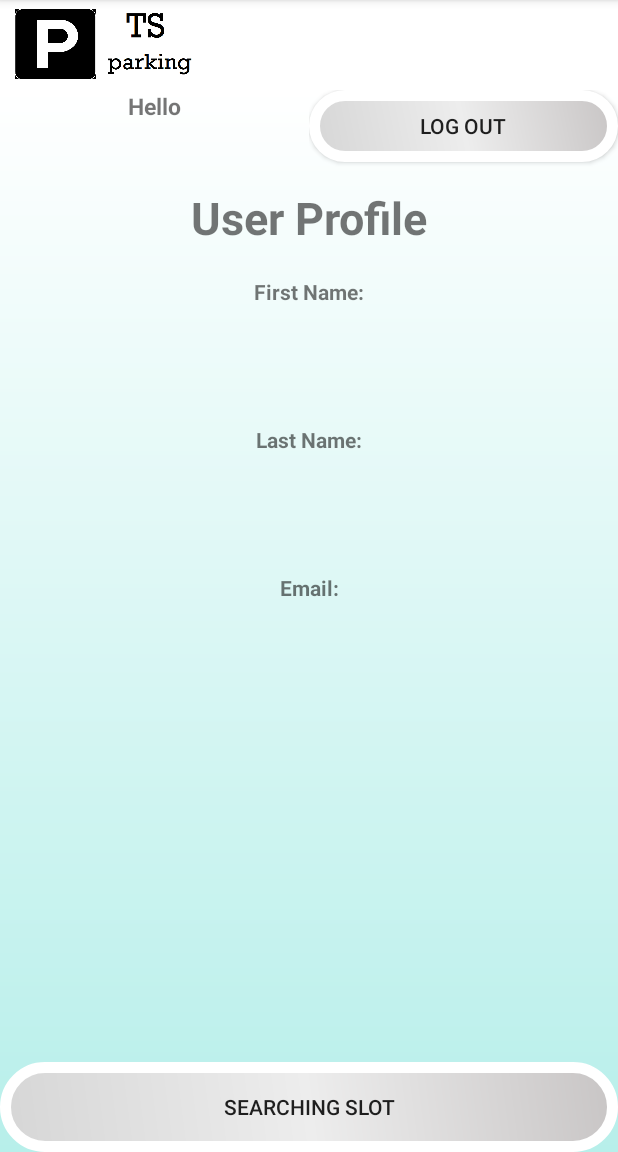
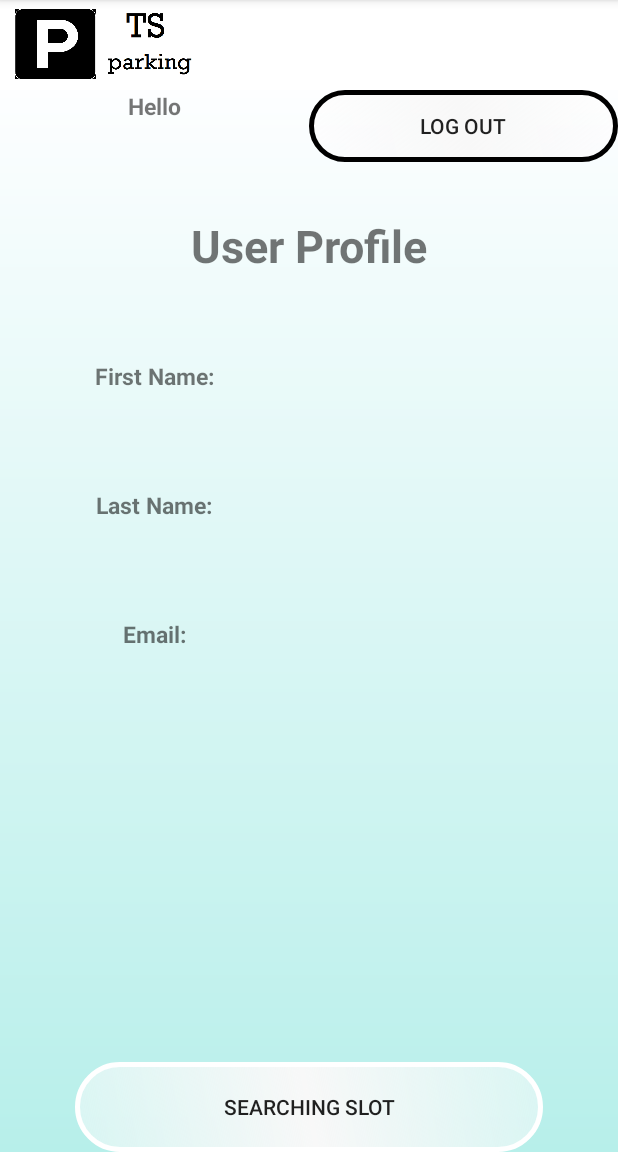
Before and after one commit to talalum/TS-Parking, an Android app: the fragment Profile_frag placed in its activity, on a phone screen of 412 x 824 dp, the part 84-1236 px from its top. Run offline under Robolectric (Android 15) with nearby library versions, the phone set to English and light mode, and no system bars; our stand-ins replace Firebase (no records; nobody signed in at launch, a user with empty details on screens opened directly).

Commit message:
design of complete

```diff
--- a/app/src/main/java/com/example/tsparking/fragments/Profile_frag.java
+++ b/app/src/main/java/com/example/tsparking/fragments/Profile_frag.java
@@ -111,7 +111,7 @@ public class Profile_frag extends Fragment {
 
             mainActivity.OpendialogFunc();
             LinearLayout saved=view.findViewById(R.id.slotSaved);
-            saved.setVisibility(0);
+            saved.setVisibility(View.VISIBLE);
             Slot slot = mainActivity.getSlotByNum(slotNum);
             Parking parking = mainActivity.getParkingByNum(slot.getParkingNum());
 
@@ -123,8 +123,9 @@ public class Profile_frag extends Fragment {
 
             disabledT= (TextView) view.findViewById(R.id.disableSlotSaved);
             if(slot.isDisable()==true)
+                disabledT.setText("V");
+            else
                 disabledT.setText("X");
-
         }
 
 
--- a/app/src/main/res/drawable/bg_login.xml
+++ b/app/src/main/res/drawable/bg_login.xml
@@ -1,7 +1,7 @@
 <?xml version="1.0" encoding="utf-8"?>
 <shape xmlns:android="http://schemas.android.com/apk/res/android">
     <gradient
-        android:startColor="#ffff"
+        android:startColor="#FDFEFF"
         android:endColor="#B7EFEA"
         android:angle="-90"
         />
--- /dev/null
+++ b/app/src/main/res/drawable/log_out.xml
@@ -0,0 +1,10 @@
+<?xml version="1.0" encoding="utf-8"?>
+<shape xmlns:android="http://schemas.android.com/apk/res/android">
+
+    <stroke android:color="#000" android:width="3dp"></stroke>
+    <corners android:radius="250dp"></corners>
+    <gradient android:angle="225"
+        android:startColor="#74FFFDFD"
+        android:centerColor="#F8F8F8"
+        android:endColor="#74FFFDFD"></gradient>
+</shape>
--- a/app/src/main/res/layout/fragment_add_report.xml
+++ b/app/src/main/res/layout/fragment_add_report.xml
@@ -106,7 +106,6 @@
             android:layout_width="match_parent"
             android:layout_height="wrap_content"
             android:layout_weight="0.8"
-            android:padding="30dp"
             android:background="@drawable/border_button"
             android:text="@string/Savereport"
             android:layout_marginLeft="30dp"
--- a/app/src/main/res/layout/fragment_login_frag.xml
+++ b/app/src/main/res/layout/fragment_login_frag.xml
@@ -55,7 +55,6 @@
             android:layout_height="wrap_content"
             android:background="@drawable/border_button"
             android:enabled="false"
-            android:padding="30dp"
             android:text="@string/login"
             android:layout_marginLeft="60dp"
             android:layout_marginRight="60dp"
@@ -66,7 +65,6 @@
             android:layout_width="match_parent"
             android:layout_height="wrap_content"
             android:background="@drawable/border_button"
-            android:padding="30dp"
             android:text="@string/register"
             android:layout_marginLeft="60dp"
             android:layout_marginRight="60dp"
--- a/app/src/main/res/layout/fragment_profile_frag.xml
+++ b/app/src/main/res/layout/fragment_profile_frag.xml
@@ -52,7 +52,7 @@
                 android:id="@+id/LogOutB"
                 android:layout_width="match_parent"
                 android:layout_height="wrap_content"
-                android:background="@drawable/button_style"
+                android:background="@drawable/log_out"
                 android:padding="5dp"
                 android:text="@string/logout" />
         </LinearLayout>
@@ -73,9 +73,15 @@
             android:layout_height="match_parent"
             android:layout_weight="1"
             android:gravity="center"
-            android:textStyle="bold"
             android:text="@string/userprofile"
-            android:textSize="30dp" />
+            android:textSize="30dp"
+            android:textStyle="bold" />
+
+        <LinearLayout
+            android:layout_width="match_parent"
+            android:layout_height="match_parent"
+            android:layout_weight="1"
+            android:orientation="horizontal">
 
             <TextView
                 android:id="@+id/FirstNameT"
@@ -84,7 +90,8 @@
                 android:layout_weight="1"
                 android:gravity="center"
                 android:text="@string/firstname"
-            android:textStyle="bold" />
+                android:textStyle="bold"
+                android:textSize="15sp"/>
 
             <TextView
                 android:id="@+id/FirstNameTPr"
@@ -92,7 +99,15 @@
                 android:layout_height="match_parent"
                 android:layout_weight="1"
                 android:gravity="center"
-          />
+                android:textSize="15sp"/>
+
+        </LinearLayout>
+
+        <LinearLayout
+            android:layout_width="match_parent"
+            android:layout_height="match_parent"
+            android:layout_weight="1"
+            android:orientation="horizontal">
 
             <TextView
                 android:id="@+id/LastNameT"
@@ -101,7 +116,8 @@
                 android:layout_weight="1"
                 android:gravity="center"
                 android:text="@string/lastname"
-            android:textStyle="bold" />
+                android:textStyle="bold"
+                android:textSize="15sp"/>
 
             <TextView
                 android:id="@+id/LastNameTPr"
@@ -109,7 +125,15 @@
                 android:layout_height="match_parent"
                 android:layout_weight="1"
                 android:gravity="center"
-           />
+                android:textSize="15sp"/>
+
+        </LinearLayout>
+
+        <LinearLayout
+            android:layout_width="match_parent"
+            android:layout_height="match_parent"
+            android:layout_weight="1"
+            android:orientation="horizontal">
 
             <TextView
                 android:id="@+id/EmailT"
@@ -118,7 +142,8 @@
                 android:layout_weight="1"
                 android:gravity="center"
                 android:text="@string/email"
-            android:textStyle="bold" />
+                android:textStyle="bold"
+                android:textSize="15sp"/>
 
             <TextView
                 android:id="@+id/EmailTPr"
@@ -126,8 +151,8 @@
                 android:layout_height="match_parent"
                 android:layout_weight="1"
                 android:gravity="center"
-             />
-
+                android:textSize="15sp"/>
+        </LinearLayout>
     </LinearLayout>
 
     <LinearLayout
@@ -137,6 +162,15 @@
         android:layout_weight="0.9"
         android:orientation="vertical"
         android:visibility="invisible">
+
+        <TextView
+            android:id="@+id/textView3"
+            android:layout_width="wrap_content"
+            android:layout_height="wrap_content"
+            android:layout_gravity="center"
+            android:gravity="center"
+            android:layout_margin="5dp"
+            android:text="___________________________________________" />
 
         <LinearLayout
             android:layout_width="match_parent"
@@ -159,10 +193,17 @@
                 android:layout_width="match_parent"
                 android:layout_height="match_parent"
                 android:layout_weight="1"
-                android:background="@drawable/button_style"
+                android:background="@drawable/border_button"
                 android:text="@string/Release" />
 
         </LinearLayout>
+
+        <LinearLayout
+            android:layout_width="match_parent"
+            android:layout_height="match_parent"
+            android:layout_weight="0.9"
+            android:orientation="horizontal">
+
 
             <TextView
                 android:id="@+id/areaSlotSavedT"
@@ -170,16 +211,24 @@
                 android:layout_height="match_parent"
                 android:layout_weight="1"
                 android:gravity="center"
-            android:textStyle="bold"
-            android:text="@string/areaSaveSlot" />
+                android:text="@string/areaSaveSlot"
+                android:textStyle="bold" />
 
             <TextView
                 android:id="@+id/areaSlotSaved"
                 android:layout_width="match_parent"
                 android:layout_height="match_parent"
+                android:layout_weight="1"
                 android:gravity="center"
-            android:layout_weight="1"
                 android:text="" />
+
+        </LinearLayout>
+
+        <LinearLayout
+            android:layout_width="match_parent"
+            android:layout_height="match_parent"
+            android:layout_weight="0.9"
+            android:orientation="horizontal">
 
             <TextView
                 android:id="@+id/PriceSlotSavedT"
@@ -187,8 +236,8 @@
                 android:layout_height="match_parent"
                 android:layout_weight="1"
                 android:gravity="center"
-            android:textStyle="bold"
-            android:text="@string/priceSaveSlot" />
+                android:text="@string/priceSaveSlot"
+                android:textStyle="bold" />
 
             <TextView
                 android:id="@+id/priceSlotSaved"
@@ -198,22 +247,32 @@
                 android:gravity="center"
                 android:text="" />
 
+        </LinearLayout>
+
+        <LinearLayout
+            android:layout_width="match_parent"
+            android:layout_height="match_parent"
+            android:layout_weight="0.9"
+            android:orientation="horizontal">
+
             <TextView
                 android:id="@+id/disableSlotSavedT"
                 android:layout_width="match_parent"
                 android:layout_height="match_parent"
                 android:layout_weight="1"
                 android:gravity="center"
-            android:textStyle="bold"
-            android:text="@string/disableSaveSlot" />
+                android:text="@string/disableSaveSlot"
+                android:textStyle="bold" />
 
             <TextView
                 android:id="@+id/disableSlotSaved"
                 android:layout_width="match_parent"
                 android:layout_height="match_parent"
+                android:layout_weight="1"
                 android:gravity="center"
-            android:layout_weight="1"
                 android:text="" />
+
+        </LinearLayout>
 
     </LinearLayout>
 
@@ -228,7 +287,9 @@
             android:id="@+id/SearchingSlotB"
             android:layout_width="match_parent"
             android:layout_height="match_parent"
-            android:background="@drawable/button_style"
+            android:layout_marginLeft="50sp"
+            android:layout_marginRight="50sp"
+            android:background="@drawable/border_button"
             android:text="@string/searchingslot" />
     </LinearLayout>
 </LinearLayout>
--- a/app/src/main/res/layout/fragment_register_frag.xml
+++ b/app/src/main/res/layout/fragment_register_frag.xml
@@ -59,7 +59,6 @@
             android:layout_height="wrap_content"
             android:background="@drawable/border_button"
             android:enabled="false"
-            android:padding="30dp"
             android:text="@string/register"
             android:layout_marginLeft="60dp"
             android:layout_marginRight="60dp"
--- a/app/src/main/res/layout/fragment_show_report_r.xml
+++ b/app/src/main/res/layout/fragment_show_report_r.xml
@@ -37,7 +37,7 @@
             android:layout_height="match_parent"
             android:layout_margin="10dp"
             android:layout_weight="1"
-            android:background="@drawable/buttonb"
+            android:background="@drawable/border_button"
             android:text="@string/choose" />
 
         <Button
@@ -46,7 +46,7 @@
             android:layout_height="match_parent"
             android:layout_margin="10dp"
             android:layout_weight="1"
-            android:background="@drawable/buttonb"
+            android:background="@drawable/border_button"
             android:text="@string/back" />
     </LinearLayout>
 </LinearLayout>
--- a/app/src/main/res/values/strings.xml
+++ b/app/src/main/res/values/strings.xml
@@ -1,6 +1,5 @@
 <resources>
     <string name="app_name">TSparking</string>
-    <!-- TODO: Remove or change this placeholder text -->
     <string name="helloUser">Hello </string>
     <string name="userprofile">User Profile</string>
     <string name="firstname">First Name: </string>
@@ -37,7 +36,6 @@
     <string name="TheReport">the report:</string>
     <string name="DateOfCreate">Date of create:</string>
     <string name="OfNumSlot">of slot number:</string>
-    <string name="DateOfCreate">Date of create:"</string>
     <string name="saveSlot">Save Slot</string>
     <string name="areaSaveSlot">Area Slot:</string>
     <string name="disableSaveSlot">Disabled Slot:</string>
```
Also changed, not shown: app/src/main/res/layout/fragment_searching_slot.xml (+16 -32 lines), app/src/main/res/layout/list_slot_layout.xml (+29 -12 lines), 1 other file. Lines whose indentation alone changed are shown as unchanged.
